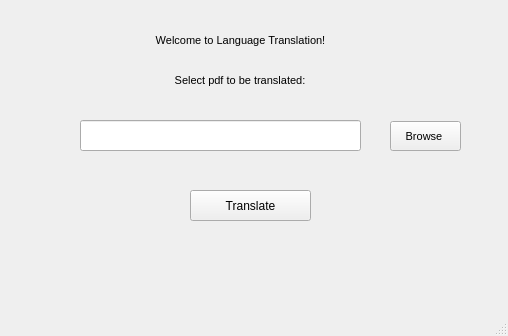
The window that mw.ui (Aisiriiiiiii/Project-Viveka-Translation) describes before a commit, drawn with Qt 5.
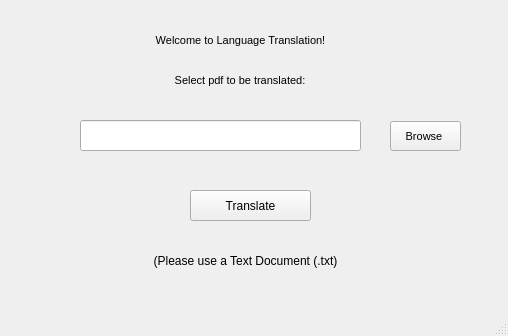
The same window after the commit.

```diff
--- a/mw.ui
+++ b/mw.ui
@@ -221,6 +221,22 @@
      <string>Translate</string>
     </property>
    </widget>
+   <widget class="QLabel" name="label_4">
+    <property name="geometry">
+     <rect>
+      <x>10</x>
+      <y>250</y>
+      <width>471</width>
+      <height>21</height>
+     </rect>
+    </property>
+    <property name="text">
+     <string>(Please use a Text Document (.txt)</string>
+    </property>
+    <property name="alignment">
+     <set>Qt::AlignCenter</set>
+    </property>
+   </widget>
   </widget>
   <widget class="QMenuBar" name="menubar">
    <property name="geometry">
```
